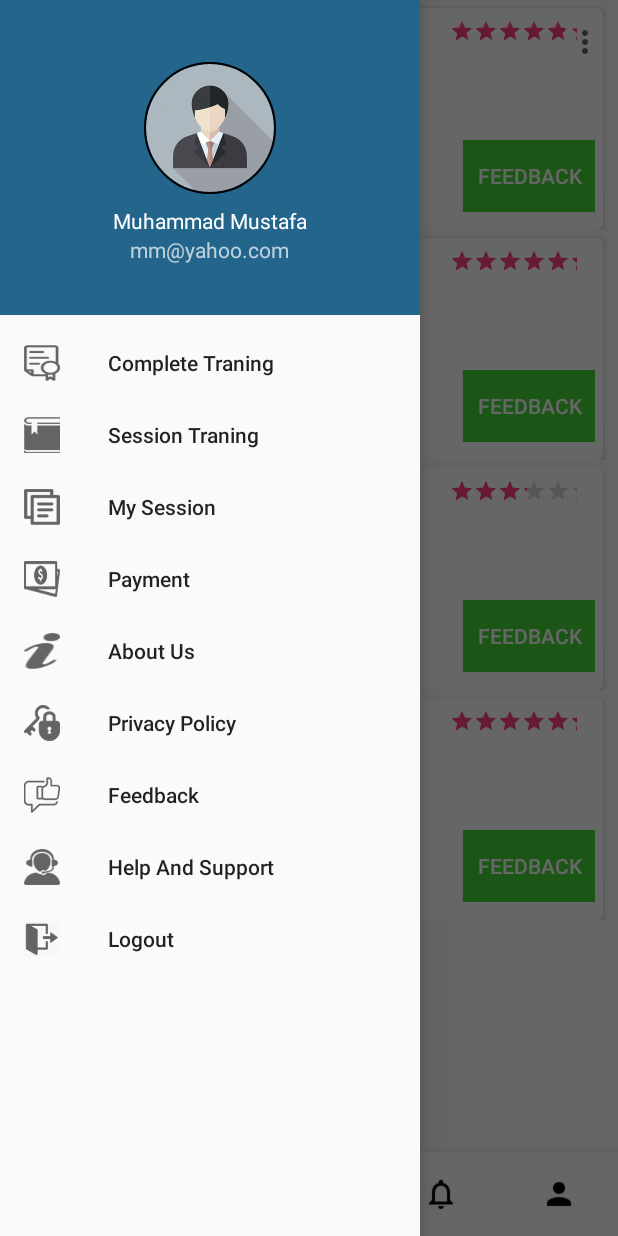
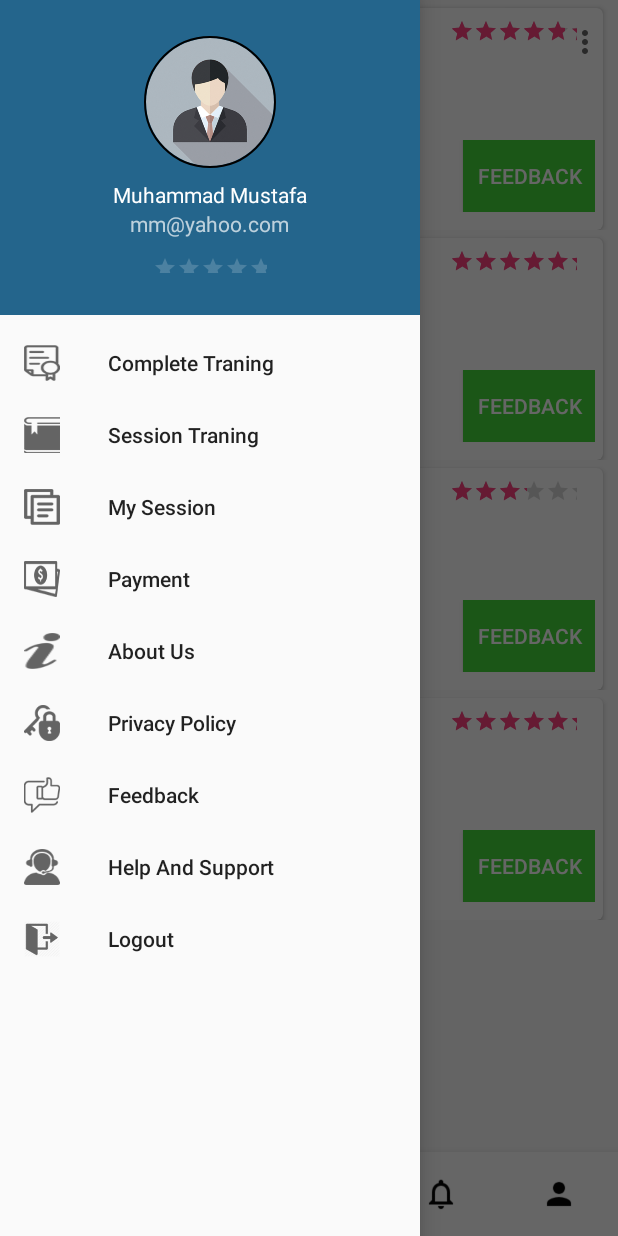
Before and after one commit to vamsich/skillrat_android, an Android app: the fragment CurrentSessionFragment placed in its activity, with the side drawer open, on a phone screen of 412 x 824 dp. Run offline under Robolectric (Android 15) with nearby library versions, the phone set to English and light mode, and no system bars; our stand-ins replace CircleImageView.

```diff
--- a/app/src/main/res/layout/card_item_order_cancel.xml
+++ b/app/src/main/res/layout/card_item_order_cancel.xml
@@ -63,6 +63,7 @@
                         android:layout_height="wrap_content"
                         android:layout_marginRight="10dp"
                         android:layout_weight="0.5"
+                        android:numStars="5"
                         android:padding="2dp" />
 
 
--- a/app/src/main/res/layout/card_item_order_completed.xml
+++ b/app/src/main/res/layout/card_item_order_completed.xml
@@ -63,7 +63,7 @@
                         android:layout_height="wrap_content"
                         android:layout_marginRight="10dp"
                         android:layout_weight="0.5"
-                        android:max="5"
+                        android:numStars="5"
                         android:padding="2dp" />
 
 
@@ -109,6 +109,7 @@
                             android:layout_width="match_parent"
                             android:layout_height="wrap_content"
                             android:text="5$ * 70% off"
+                            android:maxLines="2"
                             android:textColor="@android:color/holo_red_dark" />
 
                     </LinearLayout>
@@ -126,6 +127,7 @@
                             android:layout_height="wrap_content"
                             android:background="#43d939"
                             android:text="Feedback"
+                            android:layout_gravity="bottom|right"
                             android:textColor="@android:color/white" />
 
                     </LinearLayout>
--- a/app/src/main/res/layout/nav_header_drawer.xml
+++ b/app/src/main/res/layout/nav_header_drawer.xml
@@ -35,4 +35,14 @@
         android:layout_height="wrap_content"
         android:text="mm@yahoo.com" />
 
+    <RatingBar
+        android:id="@+id/tv_instructor_rating"
+        style="?android:attr/ratingBarStyleSmall"
+        android:layout_width="wrap_content"
+        android:layout_height="wrap_content"
+        android:layout_margin="10dp"
+        android:layout_weight="0.5"
+        android:numStars="5"
+        android:padding="2dp" />
+
 </LinearLayout>
```
